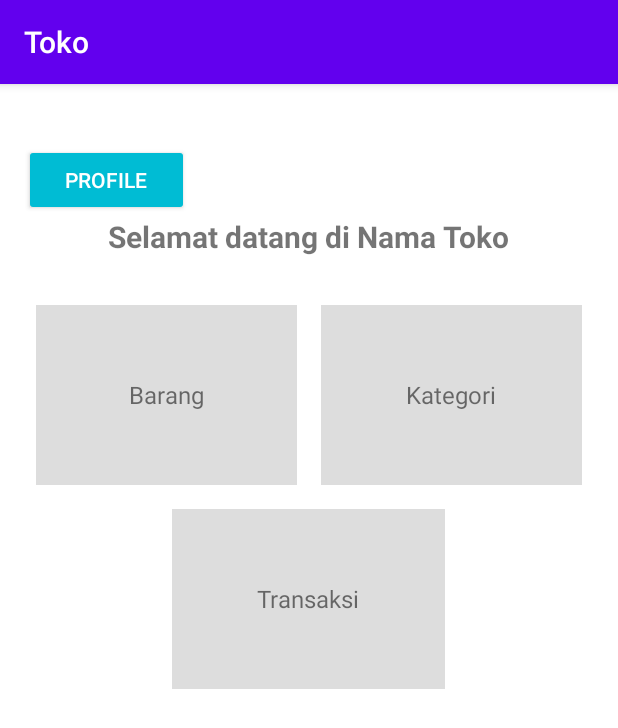
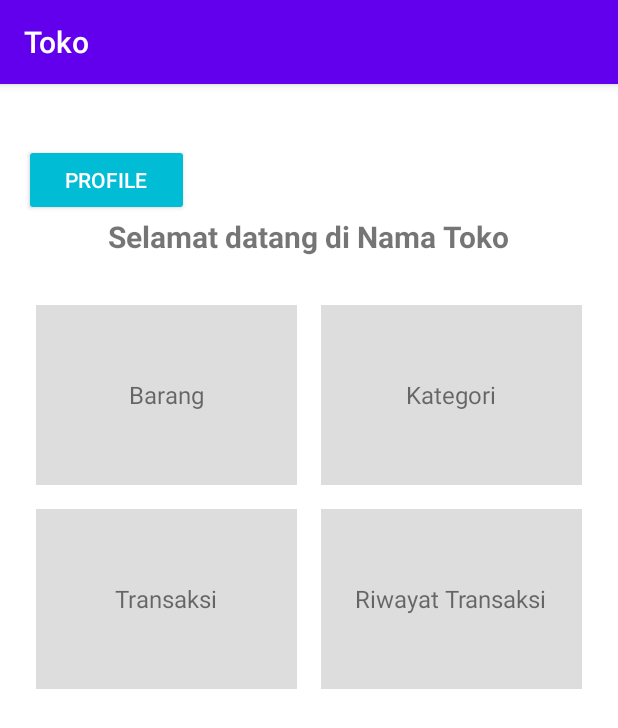
Before and after one commit to wahsur/project-toko, an Android app: the MainActivity screen opened directly, with no data from a screen before it, on a phone screen of 412 x 824 dp. Shown: the top 728 px of the screen. Run offline under Robolectric (Android 15) with nearby library versions, the phone set to English and light mode, and no system bars.

Commit message:
new transaksi

```diff
--- a/app/src/main/AndroidManifest.xml
+++ b/app/src/main/AndroidManifest.xml
@@ -33,6 +33,8 @@
         <activity android:name=".AddEditKategori"/>
         <activity android:name=".EditProfileActivity"/>
         <activity android:name=".TransaksiActivity"/>
+        <activity android:name=".ListTransaksiActivity"/>
+        <activity android:name=".DetailTransaksiActivity"/>
     </application>
 
 </manifest>
--- a/app/src/main/java/com/example/toko/MainActivity.java
+++ b/app/src/main/java/com/example/toko/MainActivity.java
@@ -13,7 +13,7 @@ import android.widget.TextView;
 public class MainActivity extends AppCompatActivity {
 
     TextView tvNamaToko;
-    LinearLayout btnBarang, btnKategori, btnTransaksi;
+    LinearLayout btnBarang, btnKategori, btnTransaksi, btnRiwayat;
     Button btnProfil;
 
     @Override
@@ -26,6 +26,7 @@ public class MainActivity extends AppCompatActivity {
         btnKategori = findViewById(R.id.btnKategori);
         btnTransaksi = findViewById(R.id.btnTransaksi);
         btnProfil = findViewById(R.id.btnProfil);
+        btnRiwayat = findViewById(R.id.btnRiwayat);
 
         btnProfil.setOnClickListener(v -> {
             Intent intent = new Intent(MainActivity.this, EditProfileActivity.class);
@@ -55,6 +56,14 @@ public class MainActivity extends AppCompatActivity {
                 startActivity(intent);
             }
         });
+
+        btnRiwayat.setOnClickListener(new View.OnClickListener() {
+            @Override
+            public void onClick(View view) {
+                Intent intent = new Intent(MainActivity.this, ListTransaksiActivity.class);
+                startActivity(intent);
+            }
+        });
     }
 
     @Override
--- a/app/src/main/java/com/example/toko/api/apiService.java
+++ b/app/src/main/java/com/example/toko/api/apiService.java
@@ -4,6 +4,7 @@ import com.example.toko.response.ResponseBarang;
 import com.example.toko.response.ResponseKategori;
 import com.example.toko.response.ResponseLogin;
 import com.example.toko.response.ResponseRegister;
+import com.example.toko.response.ResponseTransaksi;
 import com.example.toko.response.ResponseUser;
 
 import java.util.Map;
@@ -91,7 +92,6 @@ public interface apiService {
     @GET("user/{id}")
     Call<ResponseUser> getUser(@Path("id") int id);
 
-    //    Transaksi
     // Ambil semua kategori
     @GET("kategori")
     Call<ResponseKategori> getKategori();
@@ -105,5 +105,8 @@ public interface apiService {
     @POST("transaksi")
     Call<ResponseBody> simpanTransaksi(@Body Map<String, Object> data);
 
+    @GET("transaksi")
+    Call<ResponseTransaksi> getTransaksi();
+
 
 }
--- a/app/src/main/res/layout/activity_main.xml
+++ b/app/src/main/res/layout/activity_main.xml
@@ -91,6 +91,23 @@
                 android:text="Transaksi"
                 android:textSize="16sp"/>
         </LinearLayout>
+
+        <LinearLayout
+            android:id="@+id/btnRiwayat"
+            android:layout_width="0dp"
+            android:layout_weight="1"
+            android:layout_height="120dp"
+            android:background="#DDDDDD"
+            android:gravity="center"
+            android:orientation="vertical"
+            android:layout_margin="8dp">
+
+            <TextView
+                android:layout_width="wrap_content"
+                android:layout_height="wrap_content"
+                android:text="Riwayat Transaksi"
+                android:textSize="16sp"/>
+        </LinearLayout>
     </LinearLayout>
 
 </LinearLayout>
```
Also changed, not shown: app/src/main/java/com/example/toko/DetailTransaksiActivity.java (added, +38 -0 lines), app/src/main/java/com/example/toko/ListTransaksiActivity.java (added, +56 -0 lines), app/src/main/java/com/example/toko/TransaksiAdapter.java (added, +37 -0 lines), app/src/main/java/com/example/toko/response/ResponseTransaksi.java (added, +13 -0 lines), app/src/main/res/layout/activity_detail_transaksi.xml (added, +11 -0 lines), app/src/main/res/layout/activity_list_transaksi.xml (added, +11 -0 lines), app/src/main/res/layout/item_transaksi.xml (added, +22 -0 lines).
